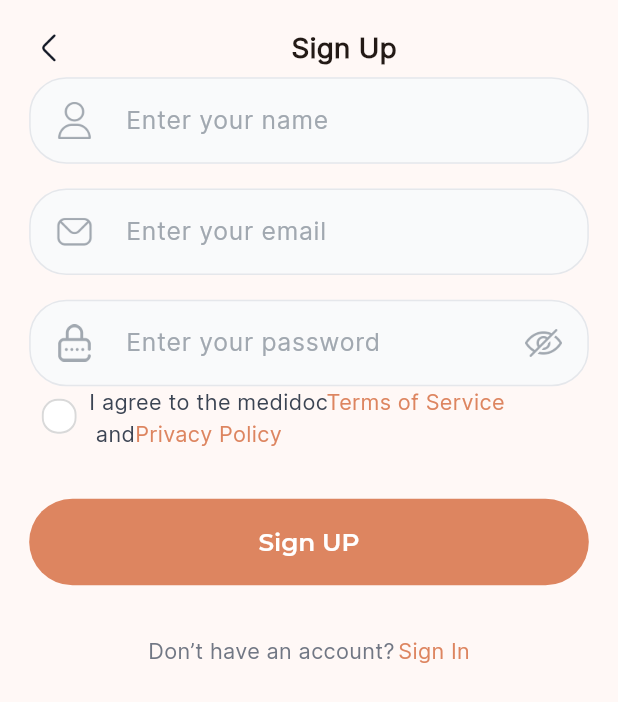
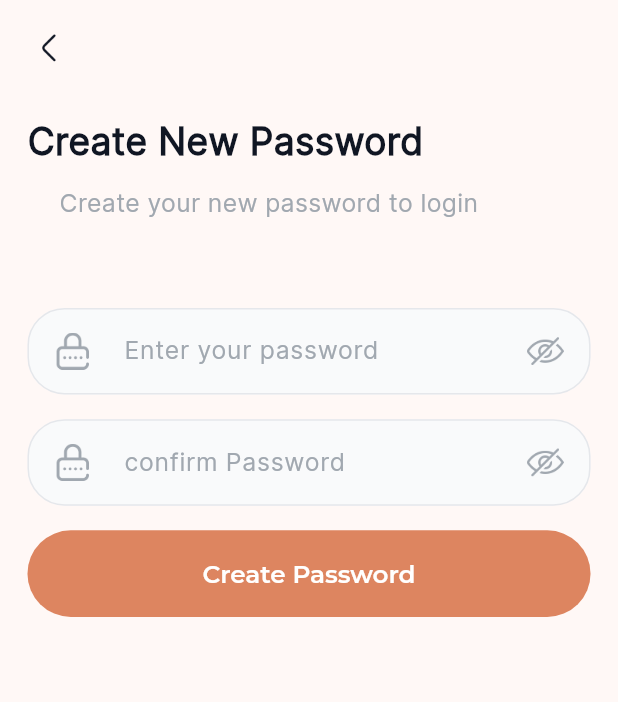
Before and after one commit to AhmedSaad912000/suits-app, a Flutter app: the screen it shows after launch, on a phone screen of 412 x 824 dp. Shown: the top 702 px of the screen. Run offline on Flutter 3.47's test engine with Material 3 defaults, Android fonts, the phone set to English and light mode, and no system bars; our stand-ins replace easy_localization, flutter_screenutil, flutter_svg, pin_code_fields; project files that could hold a hidden picture were left out.

Commit message:
first_upload

```diff
--- a/lib/core/design/app_button.dart
+++ b/lib/core/design/app_button.dart
@@ -8,6 +8,8 @@ class AppButton extends StatelessWidget {
 
   @override
   Widget build(BuildContext context) {
-    return FilledButton(onPressed: onPress, child: Text(text));
+    return SizedBox(
+      width: double.infinity,
+        child: FilledButton(onPressed: onPress, child: Text(text)));
   }
 }
--- a/lib/core/design/app_input.dart
+++ b/lib/core/design/app_input.dart
@@ -23,6 +23,7 @@ class _AppInputState extends State<AppInput> {
     return  Padding(
       padding:  EdgeInsetsDirectional.only(bottom: widget.bottomSpace.h),
       child: TextFormField(
+
         validator:widget.validator,
         controller:widget.controller,
         obscureText:widget.isPassword && isHide ,
--- a/lib/main.dart
+++ b/lib/main.dart
@@ -1,11 +1,14 @@
 import 'package:easy_localization/easy_localization.dart';
 import 'package:flutter/material.dart';
 import 'package:flutter_screenutil/flutter_screenutil.dart';
+import 'package:suits/views/auth/confirm_code/view.dart';
 import 'package:suits/views/auth/splash/view.dart';
 
 import 'core/logic/helper_methods.dart';
 import 'views/auth/after_on_boarding/view.dart';
+import 'views/auth/forget_password/view.dart';
 import 'views/auth/login/view.dart';
+import 'views/auth/new_password/view.dart';
 import 'views/auth/on_boarding/view.dart';
 import 'views/auth/sign_up/view.dart';
 
@@ -76,7 +79,7 @@ class MyApp extends StatelessWidget {
          home: child,
        );
       },
-      child: SignUpView(),
+      child: NewPasswordView(),
 
     );
   }
--- /dev/null
+++ b/lib/views/auth/components/auth_header.dart
@@ -0,0 +1,45 @@
+import 'package:flutter/material.dart';
+import 'package:flutter_screenutil/flutter_screenutil.dart';
+
+class AuthHeader extends StatelessWidget {
+  final String title, desc;
+  const AuthHeader({super.key, required this.title, required this.desc});
+
+  @override
+  Widget build(BuildContext context) {
+    return Column(
+      children: [
+        SizedBox(
+          height: 24.h,
+        ),
+        Align(
+          alignment: AlignmentDirectional.centerStart,
+          child: Text(
+            title,
+            style: TextStyle(
+                fontSize: 24.sp,
+                fontWeight: FontWeight.w700,
+                color: Color(0xff101623),
+                fontFamily: 'Inter'
+            ),
+          ),
+        ),
+        SizedBox(
+          height: 12.h,
+        ),
+        Text(
+         desc,
+          style: TextStyle(
+              fontSize: 16.sp,
+              fontWeight: FontWeight.w400,
+              color: Color(0xffA1A8B0),
+              fontFamily: 'Inter'
+          ),
+        ),
+        SizedBox(
+          height: 32.h,
+        ),
+      ],
+    );
+  }
+}
--- a/lib/views/auth/new_password/view.dart
+++ b/lib/views/auth/new_password/view.dart
@@ -0,0 +1,92 @@
+import 'package:flutter/material.dart';
+import 'package:flutter_screenutil/flutter_screenutil.dart';
+import 'package:suits/core/design/app_button.dart';
+import 'package:suits/core/design/my_appbar.dart';
+import 'package:suits/core/logic/helper_methods.dart';
+import 'package:suits/views/auth/components/auth_header.dart';
+import 'package:suits/views/auth/login/view.dart';
+
+import '../../../core/design/app_input.dart';
+import '../../../core/design/input_validation.dart';
+
+class NewPasswordView extends StatefulWidget {
+  const NewPasswordView({super.key});
+
+  @override
+  State<NewPasswordView> createState() => _NewPasswordViewState();
+}
+
+class _NewPasswordViewState extends State<NewPasswordView> {
+  final passwordController = TextEditingController();
+  final confirmPasswordController = TextEditingController();
+  final formKey=GlobalKey<FormState>();
+
+  @override
+  Widget build(BuildContext context) {
+    return Scaffold(
+      appBar: MyAppBar(),
+      body: Padding(
+        padding: EdgeInsetsDirectional.symmetric(horizontal: 16.w),
+        child: Form(
+          key: formKey,
+          child: SingleChildScrollView(
+            child: Column(
+              children: [
+                AuthHeader(
+                    title: 'Create New Password',
+                    desc: 'Create your new password to login           '),
+                SizedBox(
+                  height: 24.h,
+                ),
+                AppInput(
+                  controller: passwordController,
+                  validator: (value) {
+                    if (value!.isEmpty) {
+                      return 'This Filed Must Be Required';
+                    } else if (value.length<7){
+                      return 'Password Must Be At Least 7 Characters';
+                    }else if (value != confirmPasswordController.text) {
+                      return 'This Password Must Be Match';
+                    }
+                    else {
+                      return null;
+                    }
+                  },
+                  hintText: 'Enter your password',
+                  prefixIcon: 'password.png',
+                  isPassword: true,
+                ),
+                AppInput(
+                  controller: confirmPasswordController,
+                  validator: (value) {
+                    if (value!.isEmpty) {
+                      return 'This Filed Must Be Required';
+                    } else if (value.length<7){
+                      return 'Password Must Be At Least 7 Characters';
+                    }else if (value != passwordController.text) {
+                      return 'This Password Must Be Match';
+                    }
+                    else {
+                      return null;
+                    }
+                  },
+                  hintText: 'confirm Password',
+                  prefixIcon: 'password.png',
+                  isPassword: true,
+                ),
+                AppButton(
+                  onPress: () {
+                    if(formKey.currentState!.validate()){
+                      navigateTo(LoginView());
+                    }
+                  },
+                  text: 'Create Password',
+                )
+              ],
+            ),
+          ),
+        ),
+      ),
+    );
+  }
+}
--- a/lib/views/auth/sign_up/view.dart
+++ b/lib/views/auth/sign_up/view.dart
@@ -91,16 +91,13 @@ class _SignUpViewState extends State<SignUpView> {
                 ],
               ),
               SizedBox(height: 32.h,),
-              SizedBox(
-                width: double.infinity,
-                child: AppButton(
+              AppButton(
                 onPress: (){
                   if(formKey.currentState!.validate()){
                     navigateTo(HomeNavView());
                   }
                 },
                 text: 'Sign UP',
-                ),
               ),
               SizedBox(height: 32.h,),
               Center(
--- a/pubspec.yaml
+++ b/pubspec.yaml
@@ -13,6 +13,7 @@ dependencies:
   intl: ^0.18.1
   flutter_bloc: ^8.1.3
   flutter_svg: ^2.0.10+1
+  pin_code_fields: ^8.0.1
   easy_localization: ^3.0.4
 
 
```
Also changed, not shown: lib/core/design/input_validation.dart (+8 -0 lines), lib/views/auth/confirm_code/view.dart (+77 -0 lines), lib/views/auth/forget_password/view.dart (+98 -6 lines), assets/images/email_reset.png (added), assets/images/phone_reset.png (added), pubspec.lock. Lines whose indentation alone changed are shown as unchanged.
